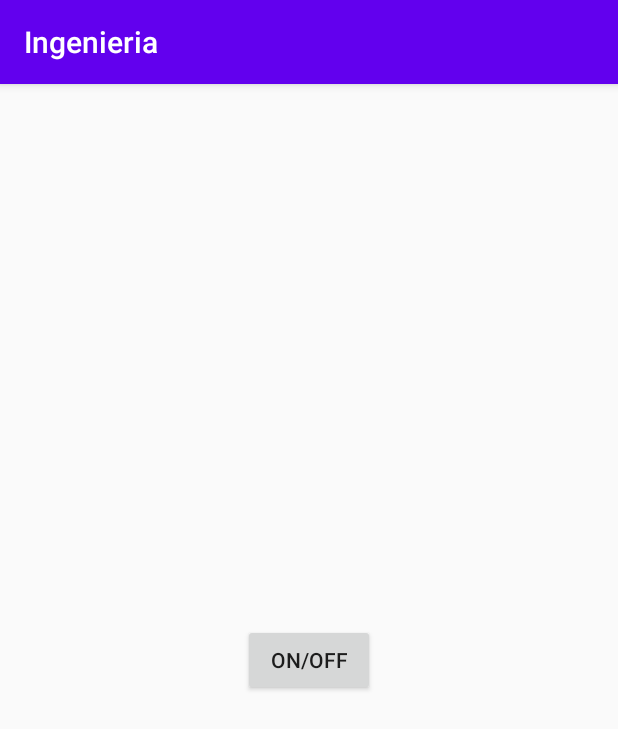
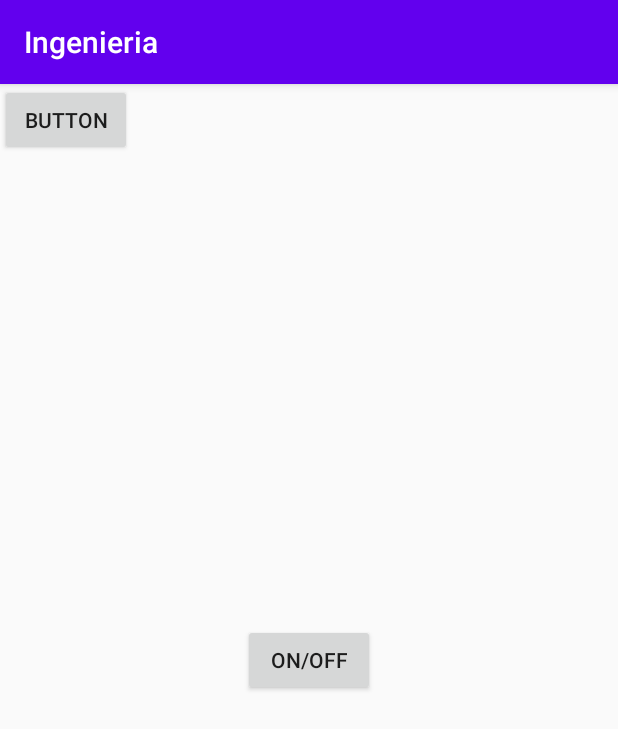
Before and after one commit to franciscoiarussi/Ingenieria, an Android app: the screen it shows after launch (MainActivity), on a phone screen of 412 x 824 dp. Shown: the top 729 px of the screen. Run offline under Robolectric (Android 15) with nearby library versions, the phone set to English and light mode, and no system bars.

Commit message:
Puse un boton y editext

```diff
--- a/app/src/main/res/layout/activity_main.xml
+++ b/app/src/main/res/layout/activity_main.xml
@@ -15,4 +15,12 @@
         app:layout_constraintEnd_toEndOf="parent"
         app:layout_constraintStart_toStartOf="parent"
         app:layout_constraintTop_toTopOf="parent" />
+
+    <Button
+        android:id="@+id/button"
+        android:layout_width="wrap_content"
+        android:layout_height="wrap_content"
+        android:text="Button"
+        tools:layout_editor_absoluteX="159dp"
+        tools:layout_editor_absoluteY="445dp" />
 </androidx.constraintlayout.widget.ConstraintLayout>
```
